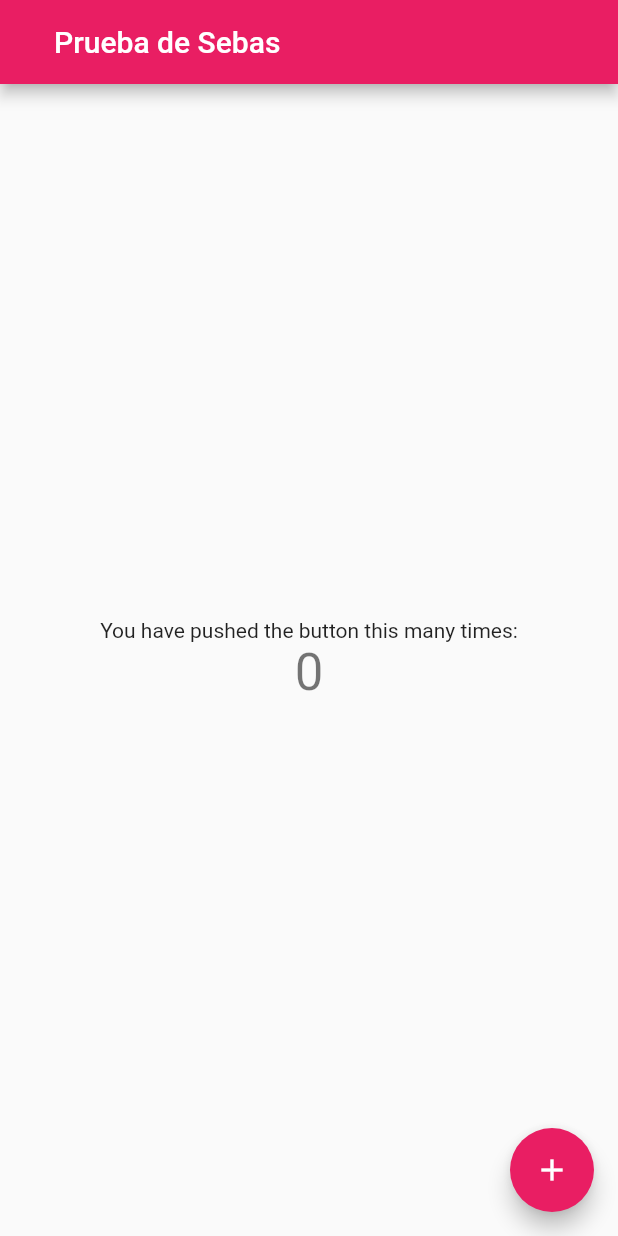
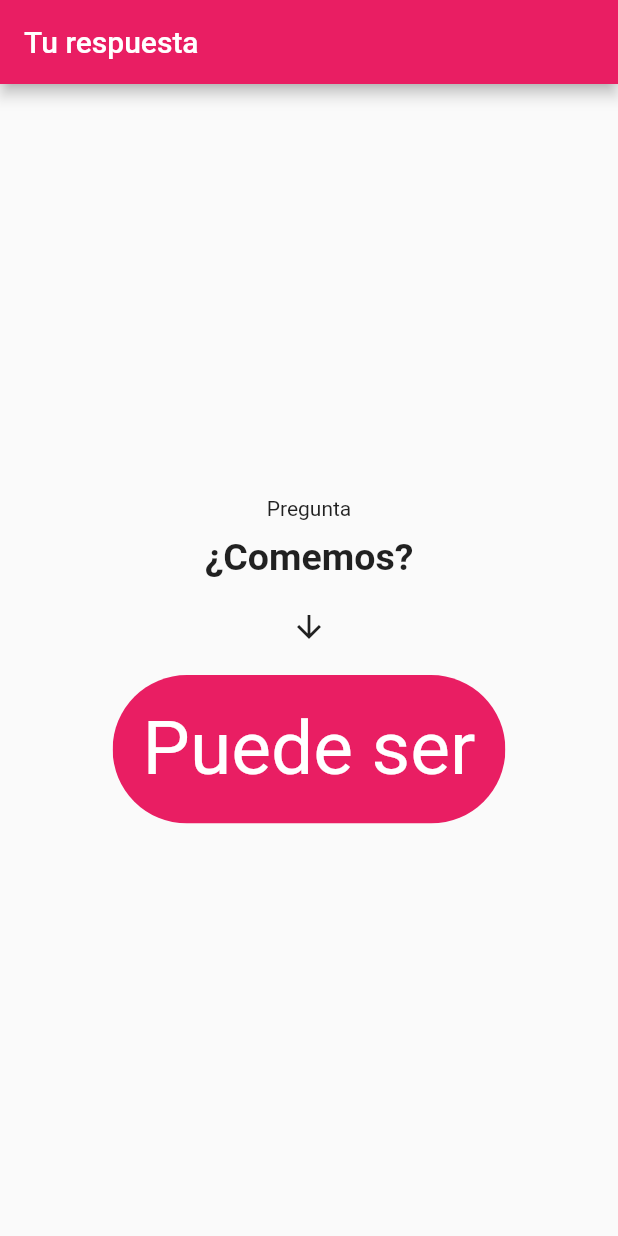
Before and after one commit to antobine/flutter-test-1, a Flutter app: the screen it shows after launch, on a phone screen of 412 x 824 dp. Run offline on Flutter 3.47's test engine with Material 2 defaults, Android fonts, the phone set to English and light mode, and no system bars.

Commit message:
Cambios anto

```diff
--- a/lib/main.dart
+++ b/lib/main.dart
@@ -1,4 +1,6 @@
 import 'package:flutter/material.dart';
+
+import 'package:flutter_test_1/src/pages/respuesta_page.dart';
 
 void main() => runApp(MyApp());
 
@@ -8,106 +10,16 @@ class MyApp extends StatelessWidget {
   Widget build(BuildContext context) {
     return MaterialApp(
       debugShowCheckedModeBanner: false,
-      title: 'Flutter Demo',
+      title: 'Bola 8',
       theme: ThemeData(
-        // This is the theme of your application.
-        //
-        // Try running your application with "flutter run". You'll see the
-        // application has a blue toolbar. Then, without quitting the app, try
-        // changing the primarySwatch below to Colors.green and then invoke
-        // "hot reload" (press "r" in the console where you ran "flutter run",
-        // or simply save your changes to "hot reload" in a Flutter IDE).
-        // Notice that the counter didn't reset back to zero; the application
-        // is not restarted.
         primarySwatch: Colors.pink,
       ),
-      home: MyHomePage(title: 'Prueba de Sebas'),
+      initialRoute: 'respuesta',
+      routes: {
+        // 'home': (BuildContext context) => HomePage(),
+        'respuesta': (BuildContext context) => RespuestaPage(),
+      },
 
     );
   }
 }
-
-class MyHomePage extends StatefulWidget {
-  MyHomePage({Key key, this.title}) : super(key: key);
-
-  // This widget is the home page of your application. It is stateful, meaning
-  // that it has a State object (defined below) that contains fields that affect
-  // how it looks.
-
-  // This class is the configuration for the state. It holds the values (in this
-  // case the title) provided by the parent (in this case the App widget) and
-  // used by the build method of the State. Fields in a Widget subclass are
-  // always marked "final".
-
-  final String title;
-
-  @override
-  _MyHomePageState createState() => _MyHomePageState();
-}
-
-class _MyHomePageState extends State<MyHomePage> {
-  int _counter = 0;
-
-  void _incrementCounter() {
-    setState(() {
-      // This call to setState tells the Flutter framework that something has
-      // changed in this State, which causes it to rerun the build method below
-      // so that the display can reflect the updated values. If we changed
-      // _counter without calling setState(), then the build method would not be
-      // called again, and so nothing would appear to happen.
-      _counter++;
-    });
-  }
-
-  @override
-  Widget build(BuildContext context) {
-    // This method is rerun every time setState is called, for instance as done
-    // by the _incrementCounter method above.
-    //
-    // The Flutter framework has been optimized to make rerunning build methods
-    // fast, so that you can just rebuild anything that needs updating rather
-    // than having to individually change instances of widgets.
-    return Scaffold(
-      appBar: AppBar(
-        // Here we take the value from the MyHomePage object that was created by
-        // the App.build method, and use it to set our appbar title.
-        title: Container(padding: EdgeInsets.all(20.0), child: Text(widget.title)),
-      ),
-      body: Center(
-        // Center is a layout widget. It takes a single child and positions it
-        // in the middle of the parent.
-        child: Column(
-          // Column is also a layout widget. It takes a list of children and
-          // arranges them vertically. By default, it sizes itself to fit its
-          // children horizontally, and tries to be as tall as its parent.
-          //
-          // Invoke "debug painting" (press "p" in the console, choose the
-          // "Toggle Debug Paint" action from the Flutter Inspector in Android
-          // Studio, or the "Toggle Debug Paint" command in Visual Studio Code)
-          // to see the wireframe for each widget.
-          //
-          // Column has various properties to control how it sizes itself and
-          // how it positions its children. Here we use mainAxisAlignment to
-          // center the children vertically; the main axis here is the vertical
-          // axis because Columns are vertical (the cross axis would be
-          // horizontal).
-          mainAxisAlignment: MainAxisAlignment.center,
-          children: <Widget>[
-            Text(
-              'You have pushed the button this many times:',
-            ),
-            Text(
-              '$_counter',
-              style: Theme.of(context).textTheme.display1,
-            ),
-          ],
-        ),
-      ),
-      floatingActionButton: FloatingActionButton(
-        onPressed: _incrementCounter,
-        tooltip: 'Increment',
-        child: Icon(Icons.add),
-      ), // This trailing comma makes auto-formatting nicer for build methods.
-    );
-  }
-}
--- /dev/null
+++ b/lib/src/pages/respuesta_page.dart
@@ -0,0 +1,61 @@
+import 'dart:math';
+
+import 'package:flutter/material.dart';
+
+class RespuestaPage extends StatelessWidget {
+  @override
+  Widget build(BuildContext context) {
+    return Scaffold(
+      appBar: AppBar(
+        title: Text('Tu respuesta')
+      ),
+      body: _RespuestaRandom( pregunta: '¿Comemos?' ),
+    );
+  }
+}
+
+class _RespuestaRandom extends StatelessWidget {
+
+  _RespuestaRandom( {this.pregunta} );
+
+  final String pregunta;
+
+  @override
+  Widget build(BuildContext context) {
+
+    final List _opciones = [
+      'Si', 'No', 'Puede ser', 'No se!', 'Por supuesto', 'Nunca!', 'Algún día'
+    ];
+
+    final _random = new Random();
+    final _resp = _opciones[_random.nextInt(_opciones.length)];
+
+
+    return Container(
+      child: Center(
+        child: Column(
+          mainAxisAlignment: MainAxisAlignment.center,
+          crossAxisAlignment: CrossAxisAlignment.center,
+          children: <Widget>[
+            Text('Pregunta'),
+            SizedBox( height: 10.0 ),
+            Text(this.pregunta, style: TextStyle( fontWeight: FontWeight.bold, fontSize: 25.0 )),
+            SizedBox( height: 20.0 ),
+            Icon( Icons.arrow_downward ),
+            SizedBox( height: 20.0 ),
+            ClipRRect(
+              borderRadius: BorderRadius.circular(100.0),
+              child: Container(
+                padding: EdgeInsets.all(20.0),
+                decoration: BoxDecoration(
+                  color: Colors.pink
+                ),
+                child: Text( _resp, style: TextStyle( fontSize: 50.0, color: Colors.white ) )
+              ),
+            )
+          ]
+        ),
+      ),
+    );
+  }
+}
```
